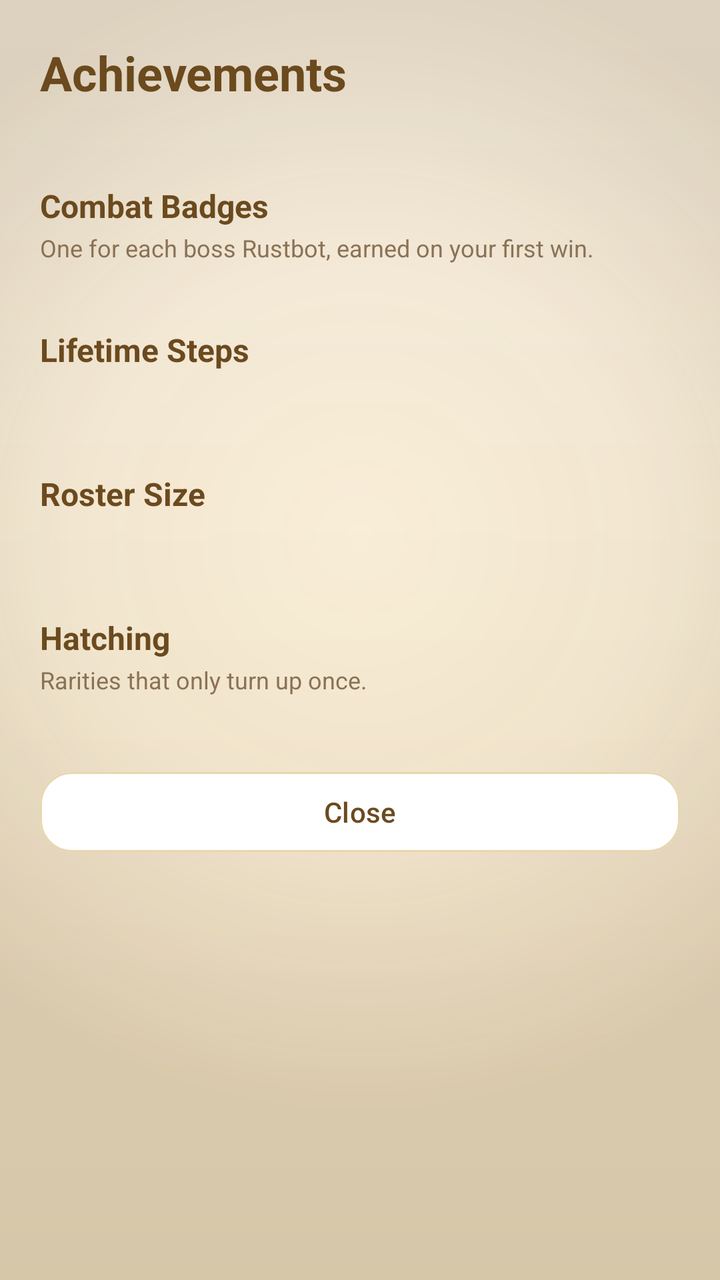
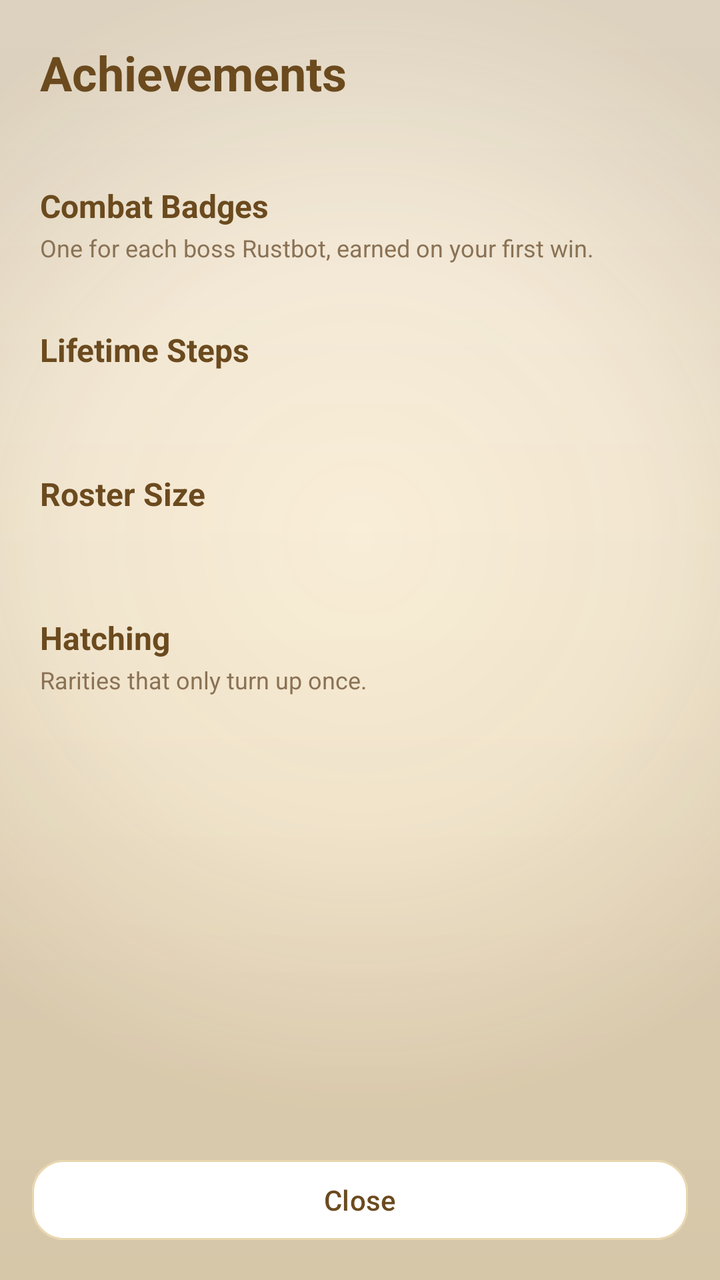

The first picture is an Android layout as it rendered before a commit; the second is the same layout after the commit. The layout source and the unified diff follow.
<!-- AndroidManifest.xml: application theme Theme.RatKingRecon -->
<!-- res/layout/activity_achievements.xml -->
<?xml version="1.0" encoding="utf-8"?>
<ScrollView xmlns:android="http://schemas.android.com/apk/res/android"
    xmlns:app="http://schemas.android.com/apk/res-auto"
    android:layout_width="match_parent"
    android:layout_height="match_parent"
    android:background="@drawable/bg_app_gradient"
    android:clipToPadding="false"
    android:fillViewport="true"
    android:fitsSystemWindows="true">

    <LinearLayout
        android:layout_width="match_parent"
        android:layout_height="wrap_content"
        android:orientation="vertical"
        android:clipChildren="false"
        android:clipToPadding="false"
        android:padding="20dp">

        <TextView
            android:layout_width="wrap_content"
            android:layout_height="wrap_content"
            android:text="@string/achievements_title"
            android:textColor="@color/text_primary"
            android:textSize="24sp"
            android:textStyle="bold" />

        <TextView
            android:id="@+id/achievementsSummary"
            android:layout_width="wrap_content"
            android:layout_height="wrap_content"
            android:layout_marginTop="4dp"
            android:layout_marginBottom="18dp"
            android:textColor="@color/text_muted"
            android:textSize="13sp" />

        
        <TextView
            android:layout_width="wrap_content"
            android:layout_height="wrap_content"
            android:text="@string/achievements_combat"
            android:textColor="@color/text_primary"
            android:textSize="16sp"
            android:textStyle="bold" />

        <TextView
            android:layout_width="wrap_content"
            android:layout_height="wrap_content"
            android:layout_marginTop="2dp"
            android:layout_marginBottom="10dp"
            android:text="@string/achievements_combat_sub"
            android:textColor="@color/text_muted"
            android:textSize="12sp" />

        <LinearLayout
            android:id="@+id/badgeList"
            android:layout_width="match_parent"
            android:layout_height="wrap_content"
            android:orientation="vertical" />

        
        <TextView
            android:layout_width="wrap_content"
            android:layout_height="wrap_content"
            android:layout_marginTop="22dp"
            android:text="@string/achievements_steps"
            android:textColor="@color/text_primary"
            android:textSize="16sp"
            android:textStyle="bold" />

        <TextView
            android:id="@+id/stepsSubtitle"
            android:layout_width="wrap_content"
            android:layout_height="wrap_content"
            android:layout_marginTop="2dp"
            android:layout_marginBottom="10dp"
            android:textColor="@color/text_muted"
            android:textSize="12sp" />

        <LinearLayout
            android:id="@+id/stepsList"
            android:layout_width="match_parent"
            android:layout_height="wrap_content"
            android:orientation="vertical" />

        
        <TextView
            android:layout_width="wrap_content"
            android:layout_height="wrap_content"
            android:layout_marginTop="22dp"
            android:text="@string/achievements_roster"
            android:textColor="@color/text_primary"
            android:textSize="16sp"
            android:textStyle="bold" />

        <TextView
            android:id="@+id/rosterSubtitle"
            android:layout_width="wrap_content"
            android:layout_height="wrap_content"
            android:layout_marginTop="2dp"
            android:layout_marginBottom="10dp"
            android:textColor="@color/text_muted"
            android:textSize="12sp" />

        <LinearLayout
            android:id="@+id/rosterList"
            android:layout_width="match_parent"
            android:layout_height="wrap_content"
            android:orientation="vertical" />

        
        <TextView
            android:layout_width="wrap_content"
            android:layout_height="wrap_content"
            android:layout_marginTop="22dp"
            android:text="@string/achievements_hatching"
            android:textColor="@color/text_primary"
            android:textSize="16sp"
            android:textStyle="bold" />

        <TextView
            android:layout_width="wrap_content"
            android:layout_height="wrap_content"
            android:layout_marginTop="2dp"
            android:layout_marginBottom="10dp"
            android:text="@string/achievements_hatching_sub"
            android:textColor="@color/text_muted"
            android:textSize="12sp" />

        <LinearLayout
            android:id="@+id/hatchingList"
            android:layout_width="match_parent"
            android:layout_height="wrap_content"
            android:orientation="vertical" />

        <com.google.android.material.button.MaterialButton
            android:id="@+id/achievementsCloseButton"
            android:layout_width="match_parent"
            android:layout_height="wrap_content"
            android:layout_marginTop="24dp"
            android:text="@string/btn_close"
            android:textAllCaps="false"
            android:textColor="@color/text_primary"
            app:backgroundTint="@color/card_white"
            app:cornerRadius="16dp"
            app:elevation="4dp"
            app:strokeColor="@color/card_border"
            app:strokeWidth="1dp" />

    </LinearLayout>
</ScrollView>
<!-- resources referenced by this layout -->
<resources>
  <color name="card_border">#E8D6AE</color>
  <color name="card_white">#FFFFFF</color>
  <color name="text_muted">#8A7255</color>
  <color name="text_primary">#6B4A1E</color>
  <!-- drawable bg_app_gradient (drawable) -->
  <?xml version="1.0" encoding="utf-8"?>
  <layer-list xmlns:android="http://schemas.android.com/apk/res/android">
  
      <item>
          <shape android:shape="rectangle">
              <gradient
                  android:angle="270"
                  android:startColor="@color/cream"
                  android:endColor="@color/tan"
                  android:type="linear" />
          </shape>
      </item>
  
      <item>
          <shape android:shape="rectangle">
              <gradient
                  android:type="radial"
                  android:centerX="0.5"
                  android:centerY="0.42"
                  android:gradientRadius="80%p"
                  android:startColor="#004A2F0F"
                  android:centerColor="#0A4A2F0F"
                  android:endColor="#2B4A2F0F" />
          </shape>
      </item>
  
  </layer-list>
  <string name="achievements_combat">Combat Badges</string>
  <string name="achievements_combat_sub">One for each boss Rustbot, earned on your first win.</string>
  <string name="achievements_hatching">Hatching</string>
  <string name="achievements_hatching_sub">Rarities that only turn up once.</string>
  <string name="achievements_roster">Roster Size</string>
  <string name="achievements_steps">Lifetime Steps</string>
  <string name="achievements_title">Achievements</string>
  <string name="btn_close">Close</string>
  <style name="Theme.RatKingRecon" parent="Base.Theme.RatKingRecon" />
  <color name="cream">#FBF3E3</color>
  <color name="tan">#F5E6C8</color>
  <style name="Base.Theme.RatKingRecon" parent="Theme.Material3.Light.NoActionBar">
          <item name="colorPrimary">@color/amber</item>
          <item name="colorOnPrimary">@color/text_primary</item>
          <item name="colorSurface">@color/cream</item>
          <item name="colorOnSurface">@color/text_primary</item>
          <item name="android:colorBackground">@color/cream</item>
          <item name="android:statusBarColor">@color/cream</item>
          <item name="android:windowLightStatusBar">true</item>
          
          <item name="materialButtonStyle">@style/Widget.RatKing.Button</item>
          <item name="android:navigationBarColor">@color/tan</item>
          
          <item name="android:windowLightNavigationBar" tools:targetApi="27">true</item>
      </style>
  <color name="amber">#E8A94F</color>
  <style name="Widget.RatKing.Button" parent="Widget.RatKing.Button.Base" />
  <style name="Widget.RatKing.Button.Base" parent="Widget.Material3.Button" />
</resources>

<!-- the commit's change to res/layout/activity_achievements.xml (unified diff, before → after) -->
@@ -1,150 +1,158 @@
 <?xml version="1.0" encoding="utf-8"?>
-<ScrollView xmlns:android="http://schemas.android.com/apk/res/android"
+<LinearLayout xmlns:android="http://schemas.android.com/apk/res/android"
     xmlns:app="http://schemas.android.com/apk/res-auto"
     android:layout_width="match_parent"
     android:layout_height="match_parent"
+    android:orientation="vertical"
     android:background="@drawable/bg_app_gradient"
-    android:clipToPadding="false"
-    android:fillViewport="true"
     android:fitsSystemWindows="true">
 
-    <LinearLayout
+    <ScrollView
+        android:layout_width="match_parent"
+        android:layout_height="0dp"
+        android:layout_weight="1"
+        android:clipToPadding="false"
+        android:fillViewport="true">
+
+        <LinearLayout
+            android:layout_width="match_parent"
+            android:layout_height="wrap_content"
+            android:orientation="vertical"
+            android:clipChildren="false"
+            android:clipToPadding="false"
+            android:padding="20dp">
+
+            <TextView
+                android:layout_width="wrap_content"
+                android:layout_height="wrap_content"
+                android:text="@string/achievements_title"
+                android:textColor="@color/text_primary"
+                android:textSize="24sp"
+                android:textStyle="bold" />
+
+            <TextView
+                android:id="@+id/achievementsSummary"
+                android:layout_width="wrap_content"
+                android:layout_height="wrap_content"
+                android:layout_marginTop="4dp"
+                android:layout_marginBottom="18dp"
+                android:textColor="@color/text_muted"
+                android:textSize="13sp" />
+
+            
+            <TextView
+                android:layout_width="wrap_content"
+                android:layout_height="wrap_content"
+                android:text="@string/achievements_combat"
+                android:textColor="@color/text_primary"
+                android:textSize="16sp"
+                android:textStyle="bold" />
+
+            <TextView
+                android:layout_width="wrap_content"
+                android:layout_height="wrap_content"
+                android:layout_marginTop="2dp"
+                android:layout_marginBottom="10dp"
+                android:text="@string/achievements_combat_sub"
+                android:textColor="@color/text_muted"
+                android:textSize="12sp" />
+
+            <LinearLayout
+                android:id="@+id/badgeList"
+                android:layout_width="match_parent"
+                android:layout_height="wrap_content"
+                android:orientation="vertical" />
+
+            
+            <TextView
+                android:layout_width="wrap_content"
+                android:layout_height="wrap_content"
+                android:layout_marginTop="22dp"
+                android:text="@string/achievements_steps"
+                android:textColor="@color/text_primary"
+                android:textSize="16sp"
+                android:textStyle="bold" />
+
+            <TextView
+                android:id="@+id/stepsSubtitle"
+                android:layout_width="wrap_content"
+                android:layout_height="wrap_content"
+                android:layout_marginTop="2dp"
+                android:layout_marginBottom="10dp"
+                android:textColor="@color/text_muted"
+                android:textSize="12sp" />
+
+            <LinearLayout
+                android:id="@+id/stepsList"
+                android:layout_width="match_parent"
+                android:layout_height="wrap_content"
+                android:orientation="vertical" />
+
+            
+            <TextView
+                android:layout_width="wrap_content"
+                android:layout_height="wrap_content"
+                android:layout_marginTop="22dp"
+                android:text="@string/achievements_roster"
+                android:textColor="@color/text_primary"
+                android:textSize="16sp"
+                android:textStyle="bold" />
+
+            <TextView
+                android:id="@+id/rosterSubtitle"
+                android:layout_width="wrap_content"
+                android:layout_height="wrap_content"
+                android:layout_marginTop="2dp"
+                android:layout_marginBottom="10dp"
+                android:textColor="@color/text_muted"
+                android:textSize="12sp" />
+
+            <LinearLayout
+                android:id="@+id/rosterList"
+                android:layout_width="match_parent"
+                android:layout_height="wrap_content"
+                android:orientation="vertical" />
+
+            
+            <TextView
+                android:layout_width="wrap_content"
+                android:layout_height="wrap_content"
+                android:layout_marginTop="22dp"
+                android:text="@string/achievements_hatching"
+                android:textColor="@color/text_primary"
+                android:textSize="16sp"
+                android:textStyle="bold" />
+
+            <TextView
+                android:layout_width="wrap_content"
+                android:layout_height="wrap_content"
+                android:layout_marginTop="2dp"
+                android:layout_marginBottom="10dp"
+                android:text="@string/achievements_hatching_sub"
+                android:textColor="@color/text_muted"
+                android:textSize="12sp" />
+
+            <LinearLayout
+                android:id="@+id/hatchingList"
+                android:layout_width="match_parent"
+                android:layout_height="wrap_content"
+                android:orientation="vertical" />
+
+        </LinearLayout>
+    </ScrollView>
+
+    <com.google.android.material.button.MaterialButton
+        android:id="@+id/achievementsCloseButton"
         android:layout_width="match_parent"
         android:layout_height="wrap_content"
-        android:orientation="vertical"
-        android:clipChildren="false"
-        android:clipToPadding="false"
-        android:padding="20dp">
+        android:layout_margin="16dp"
+        android:text="@string/btn_close"
+        android:textAllCaps="false"
+        android:textColor="@color/text_primary"
+        app:backgroundTint="@color/card_white"
+        app:cornerRadius="16dp"
+        app:elevation="4dp"
+        app:strokeColor="@color/card_border"
+        app:strokeWidth="1dp" />
 
-        <TextView
-            android:layout_width="wrap_content"
-            android:layout_height="wrap_content"
-            android:text="@string/achievements_title"
-            android:textColor="@color/text_primary"
-            android:textSize="24sp"
-            android:textStyle="bold" />
-
-        <TextView
-            android:id="@+id/achievementsSummary"
-            android:layout_width="wrap_content"
-            android:layout_height="wrap_content"
-            android:layout_marginTop="4dp"
-            android:layout_marginBottom="18dp"
-            android:textColor="@color/text_muted"
-            android:textSize="13sp" />
-
-        
-        <TextView
-            android:layout_width="wrap_content"
-            android:layout_height="wrap_content"
-            android:text="@string/achievements_combat"
-            android:textColor="@color/text_primary"
-            android:textSize="16sp"
-            android:textStyle="bold" />
-
-        <TextView
-            android:layout_width="wrap_content"
-            android:layout_height="wrap_content"
-            android:layout_marginTop="2dp"
-            android:layout_marginBottom="10dp"
-            android:text="@string/achievements_combat_sub"
-            android:textColor="@color/text_muted"
-            android:textSize="12sp" />
-
-        <LinearLayout
-            android:id="@+id/badgeList"
-            android:layout_width="match_parent"
-            android:layout_height="wrap_content"
-            android:orientation="vertical" />
-
-        
-        <TextView
-            android:layout_width="wrap_content"
-            android:layout_height="wrap_content"
-            android:layout_marginTop="22dp"
-            android:text="@string/achievements_steps"
-            android:textColor="@color/text_primary"
-            android:textSize="16sp"
-            android:textStyle="bold" />
-
-        <TextView
-            android:id="@+id/stepsSubtitle"
-            android:layout_width="wrap_content"
-            android:layout_height="wrap_content"
-            android:layout_marginTop="2dp"
-            android:layout_marginBottom="10dp"
-            android:textColor="@color/text_muted"
-            android:textSize="12sp" />
-
-        <LinearLayout
-            android:id="@+id/stepsList"
-            android:layout_width="match_parent"
-            android:layout_height="wrap_content"
-            android:orientation="vertical" />
-
-        
-        <TextView
-            android:layout_width="wrap_content"
-            android:layout_height="wrap_content"
-            android:layout_marginTop="22dp"
-            android:text="@string/achievements_roster"
-            android:textColor="@color/text_primary"
-            android:textSize="16sp"
-            android:textStyle="bold" />
-
-        <TextView
-            android:id="@+id/rosterSubtitle"
-            android:layout_width="wrap_content"
-            android:layout_height="wrap_content"
-            android:layout_marginTop="2dp"
-            android:layout_marginBottom="10dp"
-            android:textColor="@color/text_muted"
-            android:textSize="12sp" />
-
-        <LinearLayout
-            android:id="@+id/rosterList"
-            android:layout_width="match_parent"
-            android:layout_height="wrap_content"
-            android:orientation="vertical" />
-
-        
-        <TextView
-            android:layout_width="wrap_content"
-            android:layout_height="wrap_content"
-            android:layout_marginTop="22dp"
-            android:text="@string/achievements_hatching"
-            android:textColor="@color/text_primary"
-            android:textSize="16sp"
-            android:textStyle="bold" />
-
-        <TextView
-            android:layout_width="wrap_content"
-            android:layout_height="wrap_content"
-            android:layout_marginTop="2dp"
-            android:layout_marginBottom="10dp"
-            android:text="@string/achievements_hatching_sub"
-            android:textColor="@color/text_muted"
-            android:textSize="12sp" />
-
-        <LinearLayout
-            android:id="@+id/hatchingList"
-            android:layout_width="match_parent"
-            android:layout_height="wrap_content"
-            android:orientation="vertical" />
-
-        <com.google.android.material.button.MaterialButton
-            android:id="@+id/achievementsCloseButton"
-            android:layout_width="match_parent"
-            android:layout_height="wrap_content"
-            android:layout_marginTop="24dp"
-            android:text="@string/btn_close"
-            android:textAllCaps="false"
-            android:textColor="@color/text_primary"
-            app:backgroundTint="@color/card_white"
-            app:cornerRadius="16dp"
-            app:elevation="4dp"
-            app:strokeColor="@color/card_border"
-            app:strokeWidth="1dp" />
-
-    </LinearLayout>
-</ScrollView>
+</LinearLayout>
